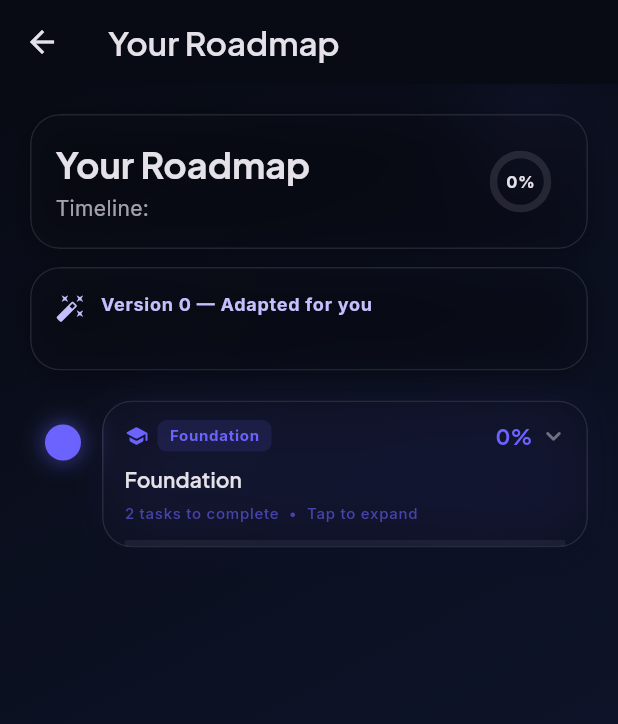
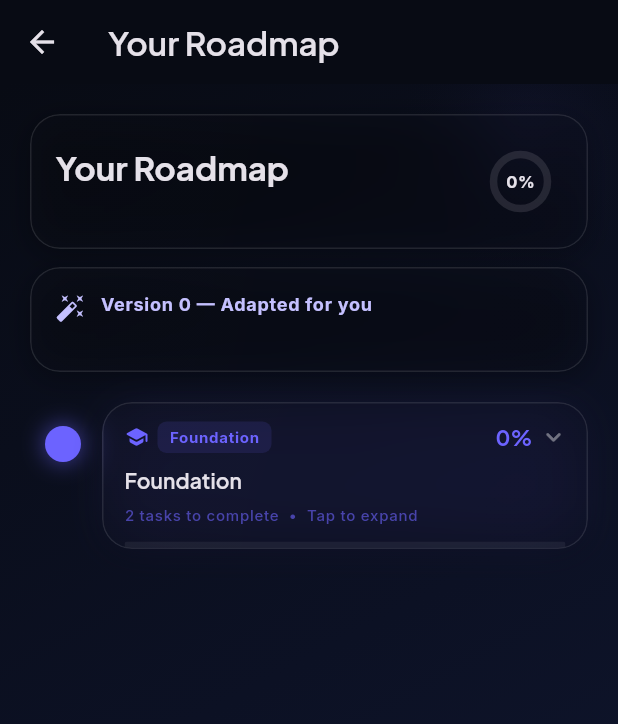
Before and after one commit to ManasT10-14/PathWise, a Flutter app: the RoadmapDetailScreen screen opened directly with empty values, on a phone screen of 412 x 824 dp. Shown: the top 724 px of the screen. Run offline on Flutter 3.47's test engine with Material 3 defaults, Android fonts, the phone set to English and light mode, and no system bars; drawn by our look-alikes of flutter_animate; our stand-ins replace cloud_firestore, dio, file_picker, firebase_auth, firebase_core, flutter_local_notifications and 4 more; missing offline and left inert: razorpay_flutter; accounts and stored records are empty.

Commit message:
fix: remove all text truncation — full titles, scrollable skill gaps, no maxLines limits

```diff
--- a/lib/screens/roadmap_detail_screen.dart
+++ b/lib/screens/roadmap_detail_screen.dart
@@ -270,20 +270,16 @@ class _RoadmapBodyState extends State<_RoadmapBody> {
                         widget.roadmap.targetRole.isEmpty
                             ? 'Your Roadmap'
                             : widget.roadmap.targetRole,
-                        style: theme.textTheme.headlineSmall?.copyWith(
+                        style: theme.textTheme.titleLarge?.copyWith(
                           fontWeight: FontWeight.bold,
                         ),
-                        maxLines: 2,
-                        overflow: TextOverflow.ellipsis,
                       ),
                       const SizedBox(height: 4),
                       Text(
-                        'Timeline: ${widget.roadmap.timeline}',
-                        style: theme.textTheme.bodyMedium?.copyWith(
-                          color: colorScheme.onSurface.withOpacity(0.7),
+                        widget.roadmap.timeline,
+                        style: theme.textTheme.bodySmall?.copyWith(
+                          color: colorScheme.onSurface.withOpacity(0.6),
                         ),
-                        maxLines: 1,
-                        overflow: TextOverflow.ellipsis,
                       ),
                     ],
                   ),
@@ -336,17 +332,14 @@ class _RoadmapBodyState extends State<_RoadmapBody> {
                             fontWeight: FontWeight.bold,
                             color: colorScheme.primary,
                           ),
-                          maxLines: 1,
-                          overflow: TextOverflow.ellipsis,
                         ),
                         const SizedBox(height: 4),
                         Text(
                           widget.roadmap.replanReason!,
                           style: theme.textTheme.bodySmall?.copyWith(
                             color: colorScheme.onSurface.withOpacity(0.8),
+                            height: 1.4,
                           ),
-                          maxLines: 3,
-                          overflow: TextOverflow.ellipsis,
                         ),
                       ],
                     ),
@@ -356,7 +349,7 @@ class _RoadmapBodyState extends State<_RoadmapBody> {
             ).animate().fadeIn(duration: 400.ms).slideY(begin: -0.05, end: 0),
           ],
 
-          // Skill gaps section (progressive enhancement)
+          // Skill gaps section (horizontally scrollable)
           if (widget.skillGaps != null && widget.skillGaps!.isNotEmpty) ...[
             const SizedBox(height: 16),
             GlassCard(
@@ -365,17 +358,21 @@ class _RoadmapBodyState extends State<_RoadmapBody> {
                 children: [
                   Text('Skill Gaps', style: theme.textTheme.titleSmall),
                   const SizedBox(height: 8),
-                  Wrap(
-                    spacing: 8,
-                    runSpacing: 4,
+                  SingleChildScrollView(
+                    scrollDirection: Axis.horizontal,
+                    child: Row(
                       children: widget.skillGaps!.map((gap) {
                         final confidence = (gap['confidence'] as num?)?.toDouble() ?? 0.0;
                         final skill = gap['skill']?.toString() ?? '';
-                      return ConfidenceBadge(
+                        return Padding(
+                          padding: const EdgeInsets.only(right: 8),
+                          child: ConfidenceBadge(
                             confidence: confidence,
                             label: skill.isEmpty ? null : skill,
+                          ),
                         );
                       }).toList(),
+                    ),
                   ),
                 ],
               ),
```
Lines whose indentation alone changed are shown as unchanged.
